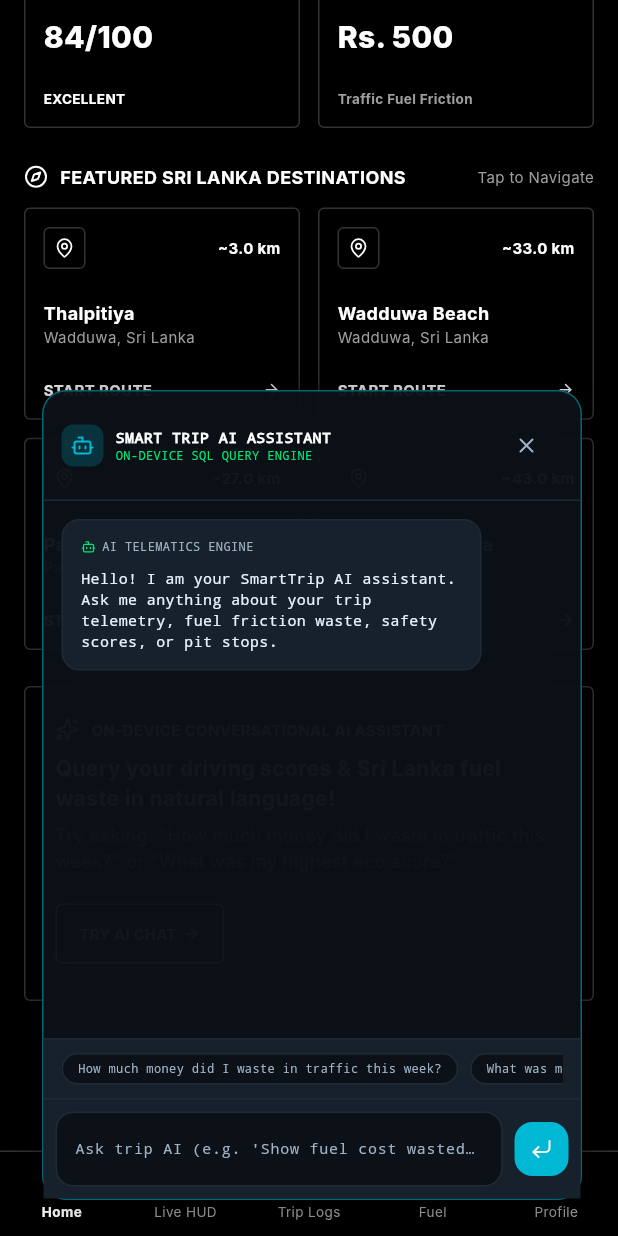
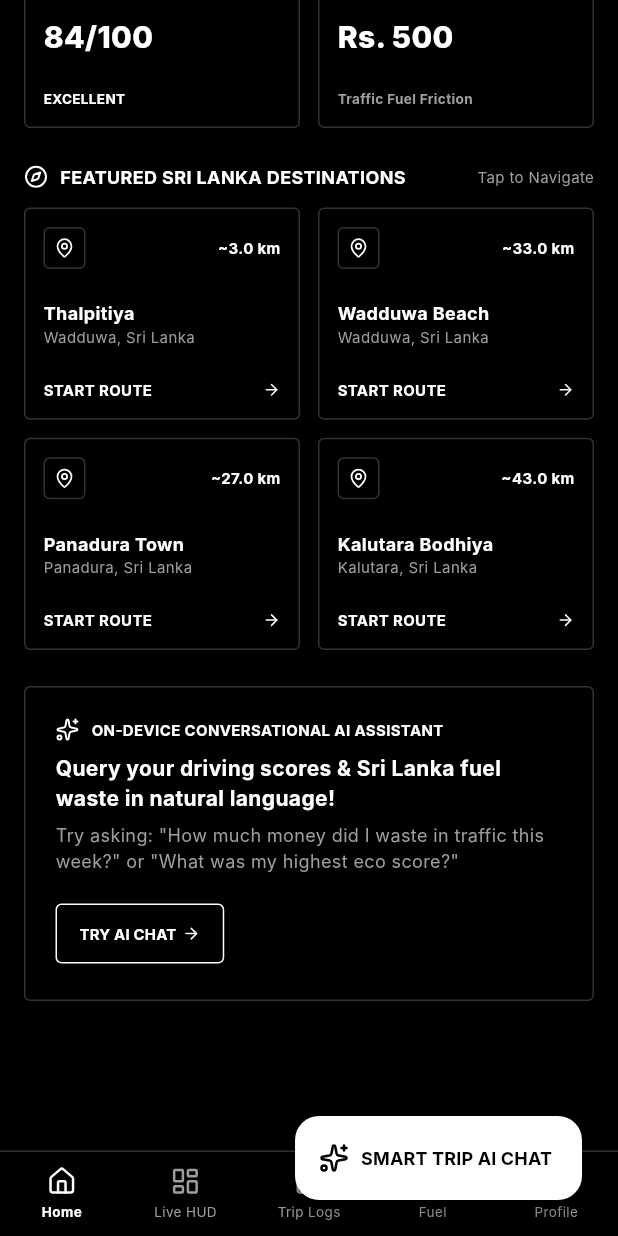
Before and after one commit to bhagya2026-dev/Smart_Trip_AI, a Flutter app: the screen it shows after launch, scrolled down 481 dp, after a tap on "SMART TRIP AI CHAT", on a phone screen of 412 x 824 dp. Run offline on Flutter 3.47's test engine with Material 3 defaults, Android fonts, the phone set to English and light mode, and no system bars; our stand-ins replace geolocator, lucide_icons, sensors_plus, sqflite; accounts and stored records are empty; Roboto replaces fonts that are missing (Inter).

Commit message:
UI: Apply monochrome theme to SmartTripAIChat

```diff
--- a/smart_trip_ai_mobile/lib/presentation/components/smart_trip_ai_chat.dart
+++ b/smart_trip_ai_mobile/lib/presentation/components/smart_trip_ai_chat.dart
@@ -59,18 +59,16 @@ class _SmartTripAIChatState extends State<SmartTripAIChat> {
 
   @override
   Widget build(BuildContext context) {
-    if (!_isOpen) {
       return Positioned(
         bottom: 24,
         right: 24,
         child: FloatingActionButton.extended(
           onPressed: () => setState(() => _isOpen = true),
-          backgroundColor: const Color(0xFF00B8D4),
-          icon: const Icon(LucideIcons.sparkles, size: 20, color: Colors.white),
-          label: const Text('SMART TRIP AI CHAT', style: TextStyle(fontSize: 12, fontWeight: FontWeight.bold, fontFamily: 'monospace', color: Colors.white)),
+          backgroundColor: Colors.white,
+          icon: const Icon(LucideIcons.sparkles, size: 20, color: Colors.black),
+          label: const Text('SMART TRIP AI CHAT', style: TextStyle(fontSize: 12, fontWeight: FontWeight.bold, color: Colors.black)),
         ),
       );
-    }
 
     return Positioned(
       bottom: 24,
@@ -81,9 +79,9 @@ class _SmartTripAIChatState extends State<SmartTripAIChat> {
         color: Colors.transparent,
         child: Container(
           decoration: BoxDecoration(
-            color: const Color(0xFF0B1117).withOpacity(0.95),
-            borderRadius: BorderRadius.circular(16),
-            border: Border.all(color: const Color(0xFF00B8D4).withOpacity(0.5)),
+            color: Colors.black.withOpacity(0.95),
+            borderRadius: BorderRadius.circular(4),
+            border: Border.all(color: const Color(0xFF333333)),
             boxShadow: [
               BoxShadow(color: Colors.black.withOpacity(0.5), blurRadius: 20)
             ],
@@ -94,7 +92,7 @@ class _SmartTripAIChatState extends State<SmartTripAIChat> {
               Container(
                 padding: const EdgeInsets.all(12),
                 decoration: const BoxDecoration(
-                  border: Border(bottom: BorderSide(color: Color(0xFF1F2A37))),
+                  border: Border(bottom: BorderSide(color: Color(0xFF333333))),
                 ),
                 child: Row(
                   mainAxisAlignment: MainAxisAlignment.spaceBetween,
@@ -104,23 +102,23 @@ class _SmartTripAIChatState extends State<SmartTripAIChat> {
                         Container(
                           padding: const EdgeInsets.all(6),
                           decoration: BoxDecoration(
-                            color: const Color(0xFF00B8D4).withOpacity(0.2),
-                            borderRadius: BorderRadius.circular(8),
+                            color: const Color(0xFF333333),
+                            borderRadius: BorderRadius.circular(4),
                           ),
-                          child: const Icon(LucideIcons.bot, size: 16, color: Color(0xFF00B8D4)),
+                          child: const Icon(LucideIcons.bot, size: 16, color: Colors.white),
                         ),
                         const SizedBox(width: 8),
                         const Column(
                           crossAxisAlignment: CrossAxisAlignment.start,
                           children: [
-                            Text('SMART TRIP AI ASSISTANT', style: TextStyle(fontSize: 10, fontWeight: FontWeight.bold, fontFamily: 'monospace', color: Colors.white)),
-                            Text('ON-DEVICE SQL QUERY ENGINE', style: TextStyle(fontSize: 8, fontFamily: 'monospace', color: Color(0xFF00E676))),
+                            Text('SMART TRIP AI ASSISTANT', style: TextStyle(fontSize: 10, fontWeight: FontWeight.bold, color: Colors.white)),
+                            Text('ON-DEVICE SQL QUERY ENGINE', style: TextStyle(fontSize: 8, color: Colors.grey)),
                           ],
                         ),
                       ],
                     ),
                     IconButton(
-                      icon: const Icon(LucideIcons.x, size: 16, color: Color(0xFF9FB3C8)),
+                      icon: const Icon(LucideIcons.x, size: 16, color: Colors.grey),
                       onPressed: () => setState(() => _isOpen = false),
                       constraints: const BoxConstraints(),
                       padding: EdgeInsets.zero,
@@ -144,9 +142,9 @@ class _SmartTripAIChatState extends State<SmartTripAIChat> {
                         padding: const EdgeInsets.all(12),
                         constraints: const BoxConstraints(maxWidth: 280),
                         decoration: BoxDecoration(
-                          color: isUser ? const Color(0xFF00B8D4).withOpacity(0.2) : const Color(0xFF16212B),
-                          borderRadius: BorderRadius.circular(12),
-                          border: Border.all(color: isUser ? const Color(0xFF00B8D4).withOpacity(0.4) : const Color(0xFF1F2A37)),
+                          color: isUser ? const Color(0xFF333333) : Colors.black,
+                          borderRadius: BorderRadius.circular(4),
+                          border: Border.all(color: const Color(0xFF333333)),
                         ),
                         child: Column(
                           crossAxisAlignment: CrossAxisAlignment.start,
@@ -154,32 +152,32 @@ class _SmartTripAIChatState extends State<SmartTripAIChat> {
                             Row(
                               mainAxisSize: MainAxisSize.min,
                               children: [
-                                Icon(isUser ? LucideIcons.user : LucideIcons.bot, size: 10, color: isUser ? const Color(0xFF00B8D4) : const Color(0xFF00E676)),
+                                Icon(isUser ? LucideIcons.user : LucideIcons.bot, size: 10, color: Colors.grey),
                                 const SizedBox(width: 4),
-                                Text(isUser ? 'YOU' : 'AI TELEMATICS ENGINE', style: const TextStyle(fontSize: 8, fontFamily: 'monospace', color: Color(0xFF9FB3C8))),
+                                Text(isUser ? 'YOU' : 'AI TELEMATICS ENGINE', style: const TextStyle(fontSize: 8, color: Colors.grey)),
                               ],
                             ),
                             const SizedBox(height: 8),
-                            Text(msg['text'], style: TextStyle(fontSize: 10, fontFamily: 'monospace', color: isUser ? Colors.white : const Color(0xFFE6F1FF))),
+                            Text(msg['text'], style: const TextStyle(fontSize: 10, color: Colors.white)),
                             if (msg['sql'] != null) ...[
                               const SizedBox(height: 8),
-                              const Divider(color: Color(0xFF1F2A37)),
+                              const Divider(color: Color(0xFF333333)),
                               Row(
                                 children: [
-                                  const Icon(LucideIcons.code2, size: 10, color: Color(0xFF00B8D4)),
+                                  const Icon(LucideIcons.code2, size: 10, color: Colors.grey),
                                   const SizedBox(width: 4),
-                                  const Text('VIEW GENERATED SQL', style: TextStyle(fontSize: 8, fontWeight: FontWeight.bold, fontFamily: 'monospace', color: Color(0xFF00B8D4))),
+                                  const Text('VIEW GENERATED SQL', style: TextStyle(fontSize: 8, fontWeight: FontWeight.bold, color: Colors.grey)),
                                 ],
                               ),
                               const SizedBox(height: 4),
                               Container(
                                 padding: const EdgeInsets.all(8),
                                 decoration: BoxDecoration(
-                                  color: const Color(0xFF0B1117),
+                                  color: Colors.black,
                                   borderRadius: BorderRadius.circular(4),
-                                  border: Border.all(color: const Color(0xFF1F2A37)),
+                                  border: Border.all(color: const Color(0xFF333333)),
                                 ),
-                                child: Text(msg['sql'], style: const TextStyle(fontSize: 8, fontFamily: 'monospace', color: Color(0xFFFFC107))),
+                                child: Text(msg['sql'], style: const TextStyle(fontSize: 8, color: Colors.white)),
                               ),
                             ]
                           ],
@@ -195,9 +193,9 @@ class _SmartTripAIChatState extends State<SmartTripAIChat> {
                   padding: const EdgeInsets.all(12),
                   child: Row(
                     children: [
-                      const Icon(LucideIcons.sparkles, size: 12, color: Color(0xFF00B8D4)),
+                      const Icon(LucideIcons.sparkles, size: 12, color: Colors.white),
                       const SizedBox(width: 8),
-                      const Text('Translating natural query into SQLite execution...', style: TextStyle(fontSize: 9, fontFamily: 'monospace', color: Color(0xFF9FB3C8))),
+                      const Text('Translating natural query into SQLite execution...', style: TextStyle(fontSize: 9, color: Colors.grey)),
                     ],
                   ),
                 ),
@@ -207,8 +205,8 @@ class _SmartTripAIChatState extends State<SmartTripAIChat> {
                 height: 40,
                 padding: const EdgeInsets.symmetric(horizontal: 12),
                 decoration: const BoxDecoration(
-                  color: Color(0xFF16212B),
-                  border: Border(top: BorderSide(color: Color(0xFF1F2A37))),
+                  color: Colors.black,
+                  border: Border(top: BorderSide(color: Color(0xFF333333))),
                 ),
                 child: ListView.separated(
                   scrollDirection: Axis.horizontal,
@@ -221,11 +219,11 @@ class _SmartTripAIChatState extends State<SmartTripAIChat> {
                         child: Container(
                           padding: const EdgeInsets.symmetric(horizontal: 10, vertical: 4),
                           decoration: BoxDecoration(
-                            color: const Color(0xFF0B1117),
-                            borderRadius: BorderRadius.circular(12),
-                            border: Border.all(color: const Color(0xFF1F2A37)),
+                            color: Colors.black,
+                            borderRadius: BorderRadius.circular(4),
+                            border: Border.all(color: const Color(0xFF333333)),
                           ),
-                          child: Text(_quickPrompts[index], style: const TextStyle(fontSize: 8, fontFamily: 'monospace', color: Color(0xFF9FB3C8))),
+                          child: Text(_quickPrompts[index], style: const TextStyle(fontSize: 8, color: Colors.grey)),
                         ),
                       ),
                     );
@@ -237,8 +235,8 @@ class _SmartTripAIChatState extends State<SmartTripAIChat> {
               Container(
                 padding: const EdgeInsets.all(8),
                 decoration: const BoxDecoration(
-                  color: Color(0xFF16212B),
-                  border: Border(top: BorderSide(color: Color(0xFF1F2A37))),
+                  color: Colors.black,
+                  border: Border(top: BorderSide(color: Color(0xFF333333))),
                 ),
                 child: Row(
                   children: [
@@ -246,16 +244,16 @@ class _SmartTripAIChatState extends State<SmartTripAIChat> {
                       child: Container(
                         padding: const EdgeInsets.symmetric(horizontal: 12),
                         decoration: BoxDecoration(
-                          color: const Color(0xFF0B1117),
-                          borderRadius: BorderRadius.circular(12),
-                          border: Border.all(color: const Color(0xFF1F2A37)),
+                          color: Colors.black,
+                          borderRadius: BorderRadius.circular(4),
+                          border: Border.all(color: const Color(0xFF333333)),
                         ),
                         child: TextField(
                           controller: _controller,
-                          style: const TextStyle(fontSize: 10, fontFamily: 'monospace', color: Colors.white),
+                          style: const TextStyle(fontSize: 10, color: Colors.white),
                           decoration: const InputDecoration(
                             hintText: "Ask trip AI (e.g. 'Show fuel cost wasted')...",
-                            hintStyle: TextStyle(fontSize: 10, fontFamily: 'monospace', color: Color(0xFF9FB3C8)),
+                            hintStyle: TextStyle(fontSize: 10, color: Colors.grey),
                             border: InputBorder.none,
                           ),
                           onSubmitted: (val) => _handleSend(),
@@ -268,10 +266,10 @@ class _SmartTripAIChatState extends State<SmartTripAIChat> {
                       child: Container(
                         padding: const EdgeInsets.all(10),
                         decoration: BoxDecoration(
-                          color: _isLoading ? const Color(0xFF00B8D4).withOpacity(0.5) : const Color(0xFF00B8D4),
-                          borderRadius: BorderRadius.circular(12),
+                          color: _isLoading ? const Color(0xFF333333) : Colors.white,
+                          borderRadius: BorderRadius.circular(4),
                         ),
-                        child: const Icon(LucideIcons.cornerDownLeft, size: 16, color: Colors.white),
+                        child: Icon(LucideIcons.cornerDownLeft, size: 16, color: _isLoading ? Colors.grey : Colors.black),
                       ),
                     ),
                   ],
```
